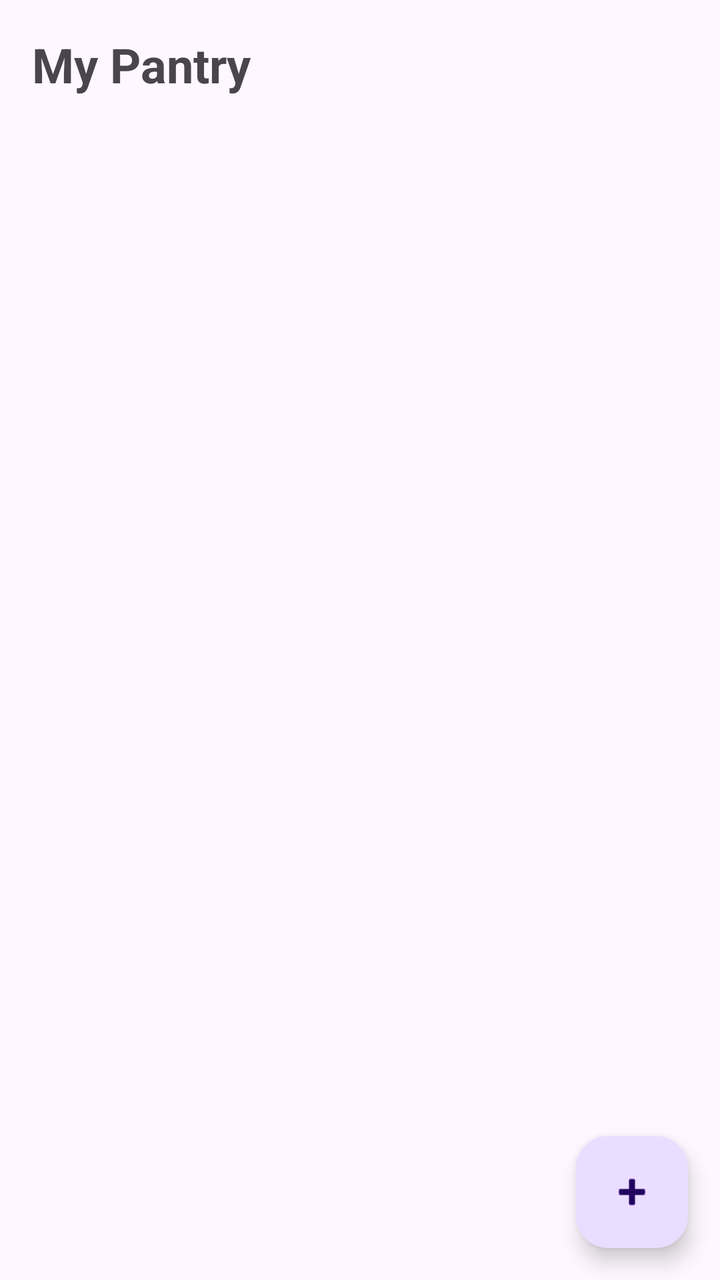
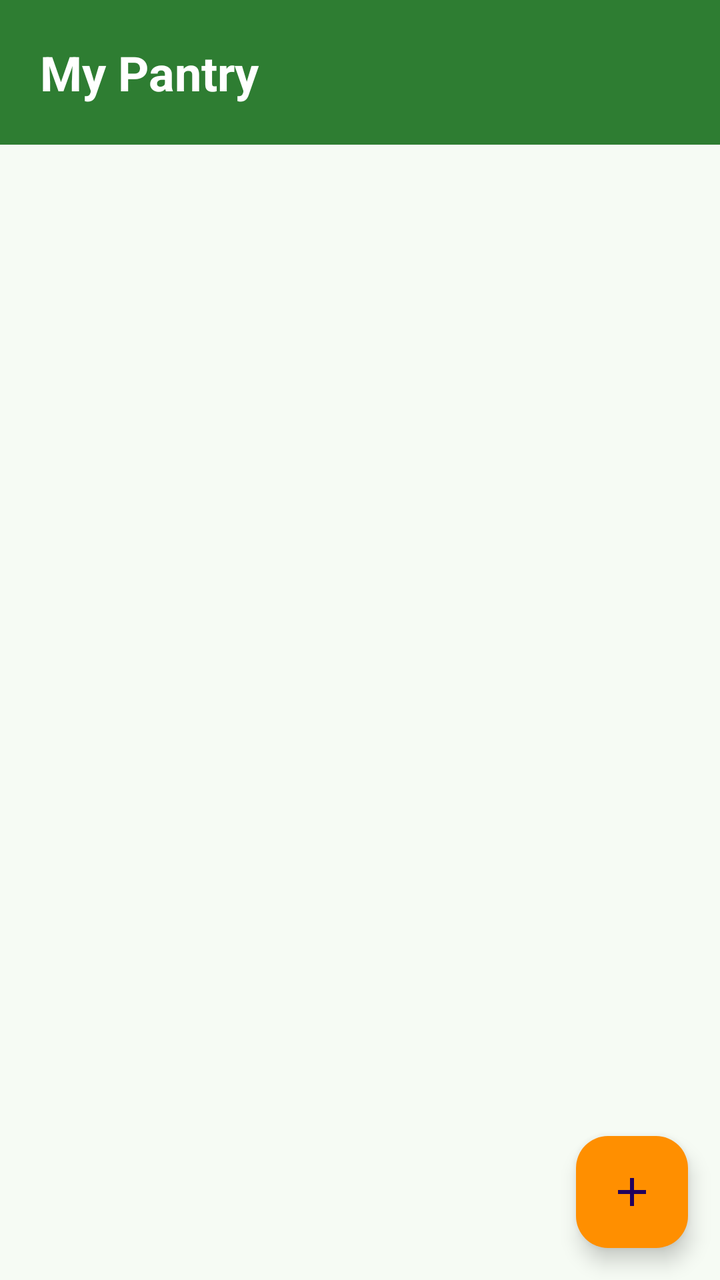

The first picture is an Android layout as it rendered before a commit; the second is the same layout after the commit. The layout source and the unified diff follow.
<!-- AndroidManifest.xml: application theme Theme.Smart_Pantry_Manager -->
<!-- res/layout/fragment_pantry_list.xml -->
<?xml version="1.0" encoding="utf-8"?>
<LinearLayout xmlns:android="http://schemas.android.com/apk/res/android"
    android:layout_width="match_parent"
    android:layout_height="match_parent"
    android:orientation="vertical">

    <TextView
        android:layout_width="match_parent"
        android:layout_height="wrap_content"
        android:padding="16dp"
        android:text="My Pantry"
        android:textSize="24sp"
        android:textStyle="bold" />

    <FrameLayout
        android:layout_width="match_parent"
        android:layout_height="0dp"
        android:layout_weight="1">

        <androidx.recyclerview.widget.RecyclerView
            android:id="@+id/rvPantry"
            android:layout_width="match_parent"
            android:layout_height="match_parent"
            android:clipToPadding="false"
            android:paddingBottom="88dp" />

        <TextView
            android:id="@+id/tvEmpty"
            android:layout_width="match_parent"
            android:layout_height="match_parent"
            android:gravity="center"
            android:padding="32dp"
            android:text="Your pantry is empty - tap + to add an ingredient"
            android:textSize="16sp"
            android:visibility="gone" />

        <com.google.android.material.floatingactionbutton.FloatingActionButton
            android:id="@+id/fabAdd"
            android:layout_width="wrap_content"
            android:layout_height="wrap_content"
            android:layout_gravity="bottom|end"
            android:layout_margin="16dp"
            android:contentDescription="Add ingredient"
            android:src="@android:drawable/ic_input_add" />

    </FrameLayout>
</LinearLayout>
<!-- resources referenced by this layout -->
<resources>
  <style name="Theme.Smart_Pantry_Manager" parent="Base.Theme.Smart_Pantry_Manager" />
  <style name="Base.Theme.Smart_Pantry_Manager" parent="Theme.Material3.DayNight.NoActionBar">
          
          
      </style>
</resources>

<!-- the commit's change to res/layout/fragment_pantry_list.xml (unified diff, before → after) -->
@@ -1,14 +1,18 @@
 <?xml version="1.0" encoding="utf-8"?>
 <LinearLayout xmlns:android="http://schemas.android.com/apk/res/android"
+    xmlns:app="http://schemas.android.com/apk/res-auto"
     android:layout_width="match_parent"
     android:layout_height="match_parent"
-    android:orientation="vertical">
+    android:orientation="vertical"
+    android:background="@color/cream">
 
     <TextView
         android:layout_width="match_parent"
         android:layout_height="wrap_content"
-        android:padding="16dp"
+        android:background="@color/green_primary"
+        android:padding="20dp"
         android:text="My Pantry"
+        android:textColor="@color/white"
         android:textSize="24sp"
         android:textStyle="bold" />
 
@@ -41,7 +45,8 @@
             android:layout_gravity="bottom|end"
             android:layout_margin="16dp"
             android:contentDescription="Add ingredient"
-            android:src="@android:drawable/ic_input_add" />
+            android:src="@drawable/ic_add"
+            app:backgroundTint="@color/orange_accent" />
 
     </FrameLayout>
 </LinearLayout>
<!-- resource entries referenced after the edit -->
@@ -1,9 +1,26 @@
 <!-- resources referenced by this layout -->
 <resources>
+  <color name="cream">#F6FBF4</color>
+  <color name="green_primary">#2E7D32</color>
+  <color name="orange_accent">#FF8F00</color>
+  <color name="white">#FFFFFFFF</color>
+  <!-- drawable ic_add (drawable) -->
+  <vector xmlns:android="http://schemas.android.com/apk/res/android"
+      android:width="24dp"
+      android:height="24dp"
+      android:viewportWidth="24"
+      android:viewportHeight="24"
+      android:tint="@color/white">
+      <path
+          android:fillColor="#FF000000"
+          android:pathData="M19,13h-6v6h-2v-6H5v-2h6V5h2v6h6v2z" />
+  </vector>
   <style name="Theme.Smart_Pantry_Manager" parent="Base.Theme.Smart_Pantry_Manager" />
   <style name="Base.Theme.Smart_Pantry_Manager" parent="Theme.Material3.DayNight.NoActionBar">
-          
-          
+          <item name="colorPrimary">@color/green_primary</item>
+          <item name="colorOnPrimary">#FFFFFF</item>
+          <item name="colorSecondary">@color/orange_accent</item>
+          <item name="android:colorBackground">@color/cream</item>
       </style>
 </resources>
 
